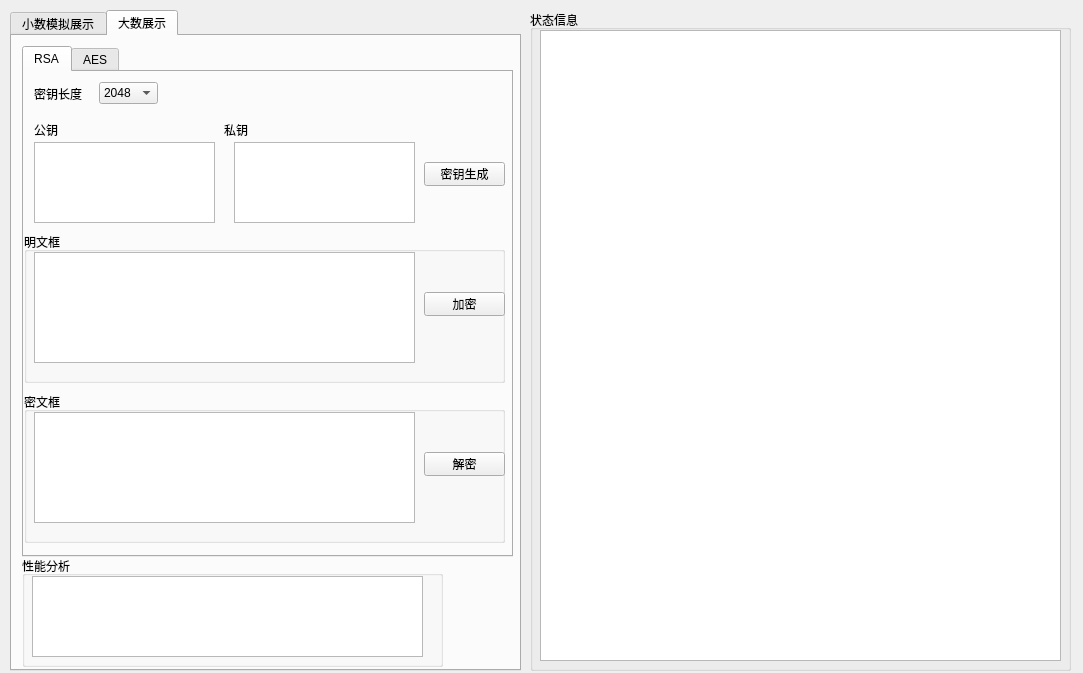
This is UI.ui in Loong-HT/RSA as Qt 5 draws it before an edit. The edited form follows.
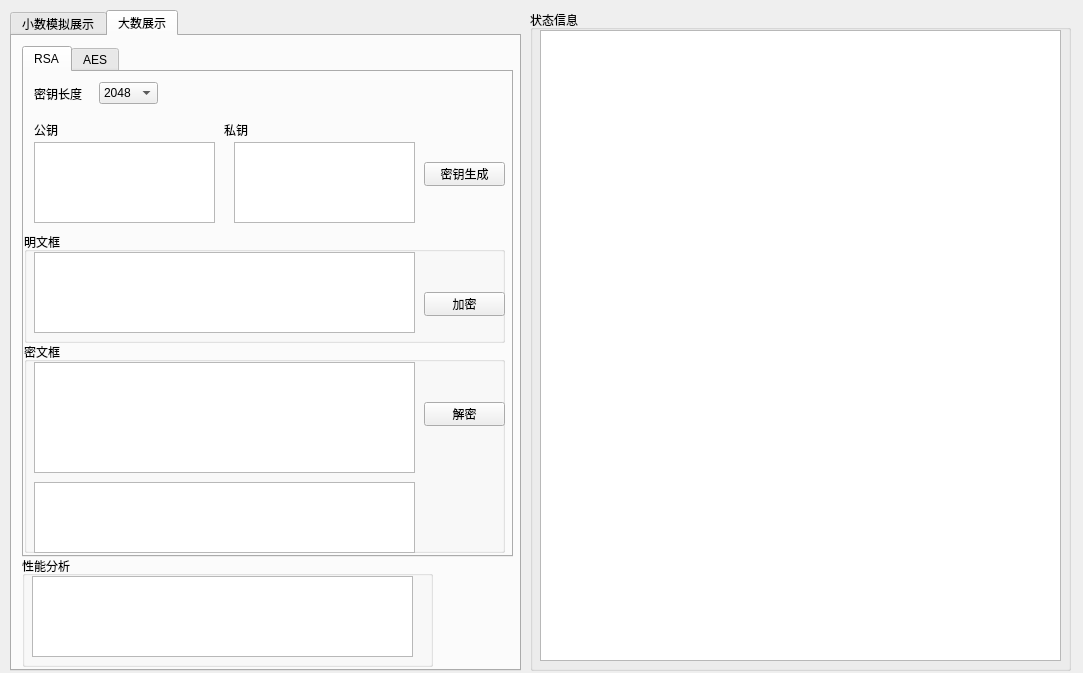
This is the edited form. The open tabs and pages were chosen to show the change.

Patch:
```diff
--- a/UI.ui
+++ b/UI.ui
@@ -383,7 +383,7 @@
          <x>0</x>
          <y>160</y>
          <width>481</width>
-         <height>151</height>
+         <height>111</height>
         </rect>
        </property>
        <property name="title">
@@ -395,7 +395,7 @@
           <x>10</x>
           <y>20</y>
           <width>381</width>
-          <height>111</height>
+          <height>81</height>
          </rect>
         </property>
        </widget>
@@ -417,9 +417,9 @@
        <property name="geometry">
         <rect>
          <x>0</x>
-         <y>320</y>
+         <y>270</y>
          <width>481</width>
-         <height>151</height>
+         <height>211</height>
         </rect>
        </property>
        <property name="title">
@@ -448,6 +448,16 @@
          <string>解密</string>
         </property>
        </widget>
+       <widget class="QTextEdit" name="textEdit_LC_M">
+        <property name="geometry">
+         <rect>
+          <x>10</x>
+          <y>140</y>
+          <width>381</width>
+          <height>71</height>
+         </rect>
+        </property>
+       </widget>
       </widget>
      </widget>
      <widget class="QWidget" name="tab_4">
@@ -636,7 +646,7 @@
       <rect>
        <x>10</x>
        <y>520</y>
-       <width>421</width>
+       <width>411</width>
        <height>111</height>
       </rect>
      </property>
@@ -648,7 +658,7 @@
        <rect>
         <x>10</x>
         <y>20</y>
-        <width>391</width>
+        <width>381</width>
         <height>81</height>
        </rect>
       </property>
```
Left out of the diff: 48 changed lines with no effect on the pictures.
